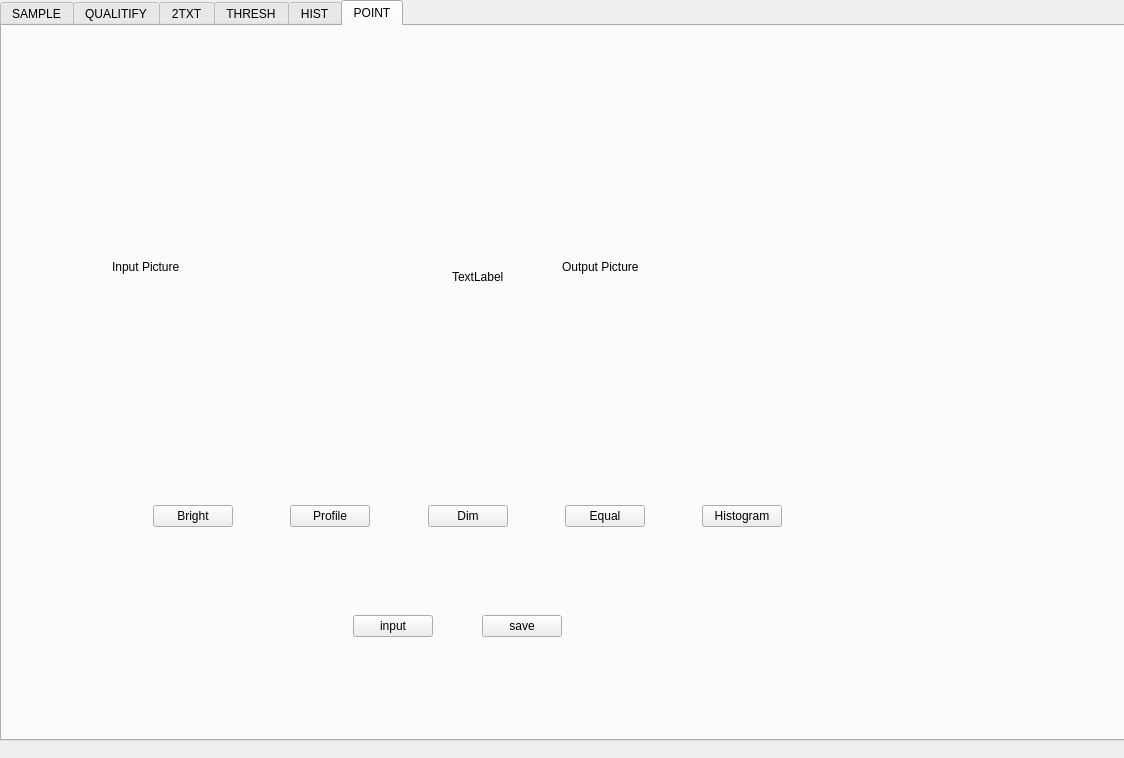
Zrealshadow/digitalpicture, file mainwindow.ui: the form before one commit.
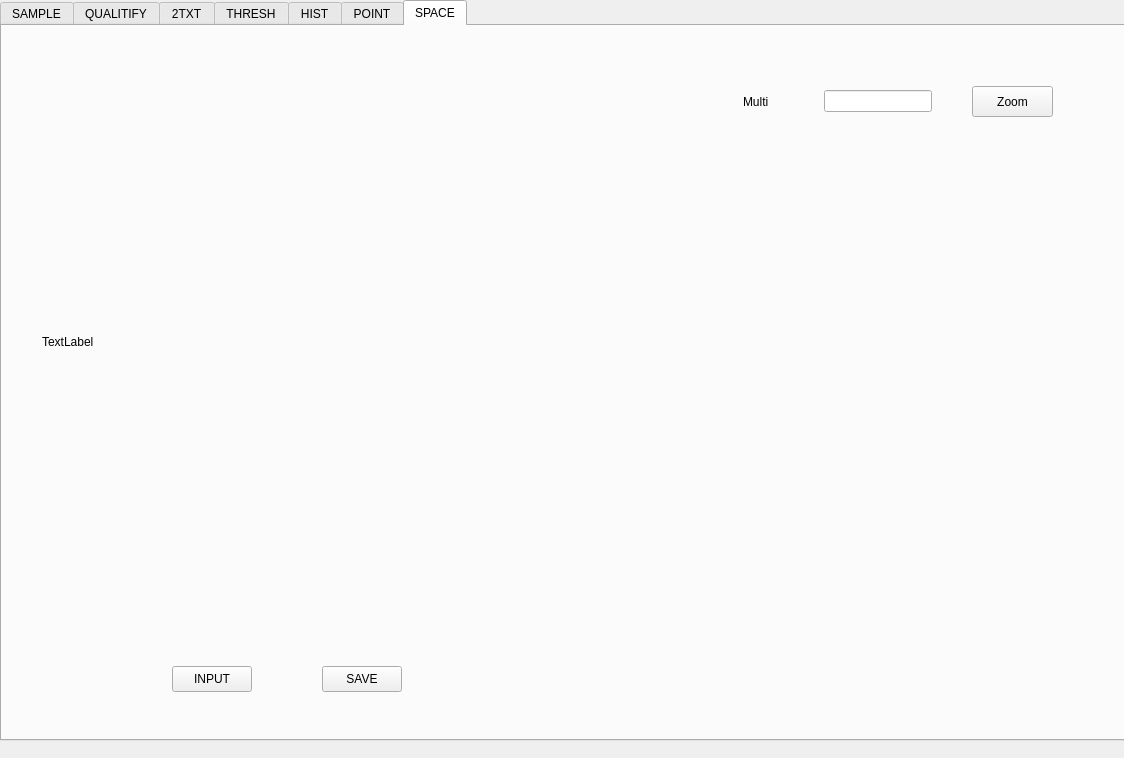
The form after the commit. Custom widgets are drawn as their Qt base class.

Commit message: zoom 放大缩小操作 未加查看框

```diff
--- a/mainwindow.ui
+++ b/mainwindow.ui
@@ -27,7 +27,7 @@
      <string>&lt;html&gt;&lt;head/&gt;&lt;body&gt;&lt;p&gt;sampling&lt;/p&gt;&lt;p&gt;&lt;br/&gt;&lt;/p&gt;&lt;/body&gt;&lt;/html&gt;</string>
     </property>
     <property name="currentIndex">
-     <number>5</number>
+     <number>6</number>
     </property>
     <widget class="QWidget" name="SAMPLE">
      <property name="whatsThis">
@@ -1410,6 +1410,98 @@
       </layout>
      </widget>
     </widget>
+    <widget class="QWidget" name="tab">
+     <attribute name="title">
+      <string>SPACE</string>
+     </attribute>
+     <widget class="QLabel" name="fig_space">
+      <property name="geometry">
+       <rect>
+        <x>40</x>
+        <y>30</y>
+        <width>661</width>
+        <height>571</height>
+       </rect>
+      </property>
+      <property name="text">
+       <string>TextLabel</string>
+      </property>
+     </widget>
+     <widget class="QPushButton" name="input_space">
+      <property name="geometry">
+       <rect>
+        <x>170</x>
+        <y>640</y>
+        <width>80</width>
+        <height>26</height>
+       </rect>
+      </property>
+      <property name="text">
+       <string>INPUT</string>
+      </property>
+     </widget>
+     <widget class="QPushButton" name="save_space">
+      <property name="geometry">
+       <rect>
+        <x>320</x>
+        <y>640</y>
+        <width>80</width>
+        <height>26</height>
+       </rect>
+      </property>
+      <property name="text">
+       <string>SAVE</string>
+      </property>
+     </widget>
+     <widget class="QWidget" name="horizontalLayoutWidget_72">
+      <property name="geometry">
+       <rect>
+        <x>730</x>
+        <y>30</y>
+        <width>211</width>
+        <height>91</height>
+       </rect>
+      </property>
+      <layout class="QHBoxLayout" name="horizontalLayout_84">
+       <item>
+        <widget class="QLabel" name="label_79">
+         <property name="text">
+          <string>Multi</string>
+         </property>
+        </widget>
+       </item>
+       <item>
+        <spacer name="horizontalSpacer_124">
+         <property name="orientation">
+          <enum>Qt::Horizontal</enum>
+         </property>
+         <property name="sizeHint" stdset="0">
+          <size>
+           <width>40</width>
+           <height>20</height>
+          </size>
+         </property>
+        </spacer>
+       </item>
+       <item>
+        <widget class="QLineEdit" name="space_multi"/>
+       </item>
+      </layout>
+     </widget>
+     <widget class="QPushButton" name="space_zoom">
+      <property name="geometry">
+       <rect>
+        <x>970</x>
+        <y>60</y>
+        <width>81</width>
+        <height>31</height>
+       </rect>
+      </property>
+      <property name="text">
+       <string>Zoom</string>
+      </property>
+     </widget>
+    </widget>
    </widget>
   </widget>
  </widget>
```
The commit also changes 5 other files.
